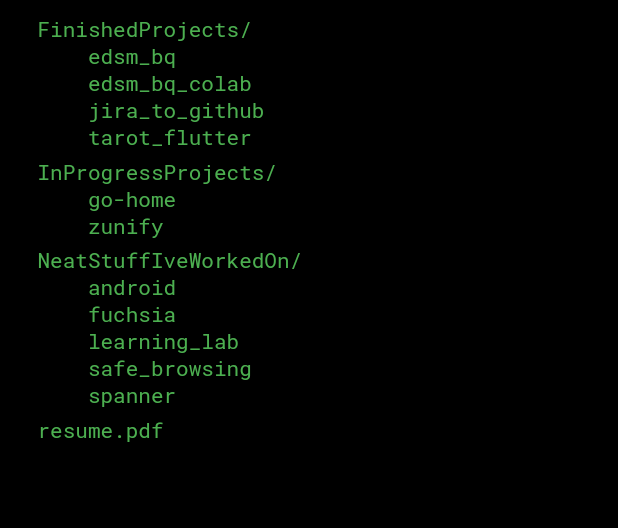
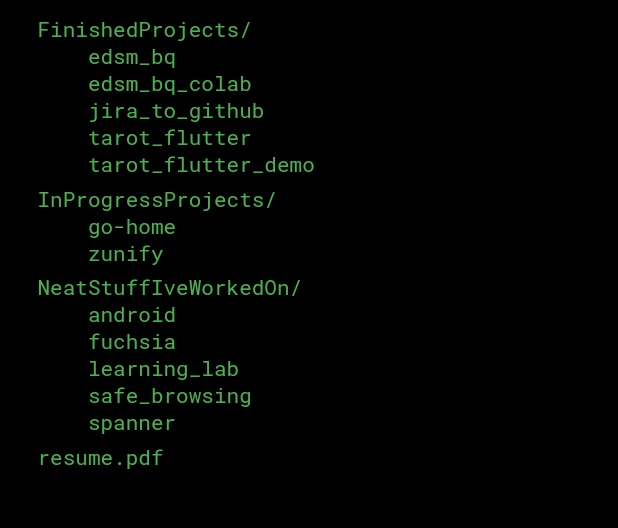
Before and after one commit to mjcastner/mjcastner.dev, a Flutter app: the screen it shows after launch, on a phone screen of 412 x 824 dp, the part 65-593 px from its top. Run offline on Flutter 3.47's test engine with Material 2 defaults, Android fonts, the phone set to English and light mode, and no system bars; drawn by our look-alikes of animated_text_kit; our stand-ins replace google_fonts.

Commit message:
Add Tarot demo to dev page

```diff
--- a/lib/main.dart
+++ b/lib/main.dart
@@ -71,6 +71,15 @@ class _DevRootState extends State<DevRoot> {
       },
       child: Text(
         '    tarot_flutter',
+        style: GoogleFonts.robotoMono(color: Colors.green),
+      ),
+    ),
+    InkWell(
+      onTap: () {
+        launchUrl(Uri.parse('https://tarot.mjcastner.dev/'));
+      },
+      child: Text(
+        '    tarot_flutter_demo',
         style: GoogleFonts.robotoMono(color: Colors.green),
       ),
     ),
```
